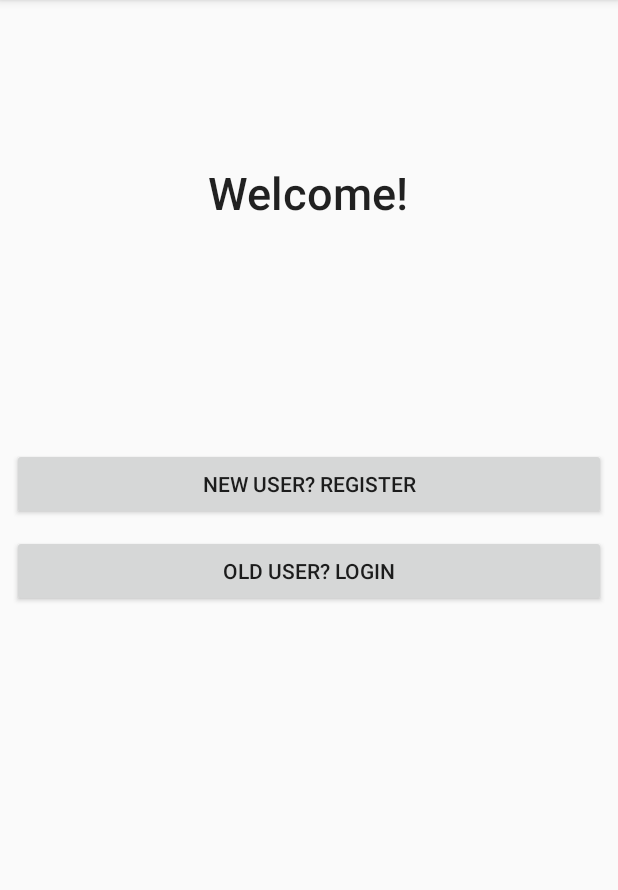
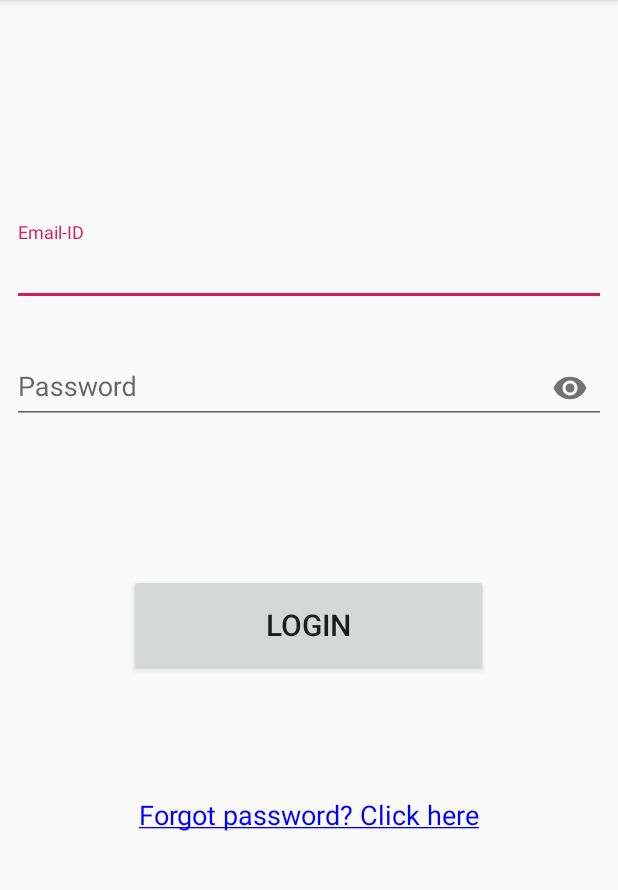
Before and after one commit to AnantaSrikar/E-Summit_Hackathon, an Android app: the screen it shows after launch (MainActivity before the commit, LoginActivity after it), after a tap on "OLD USER? LOGIN", on a phone screen of 412 x 824 dp, the part 84-974 px from its top. Run offline under Robolectric (Android 15) with nearby library versions, the phone set to English and light mode, and no system bars.

Commit message:
Added login activity

```diff
--- a/user_app/app/build.gradle
+++ b/user_app/app/build.gradle
@@ -26,4 +26,5 @@ dependencies {
     testImplementation 'junit:junit:4.12'
     androidTestImplementation 'androidx.test.ext:junit:1.1.0'
     androidTestImplementation 'androidx.test.espresso:espresso-core:3.1.1'
+    implementation 'com.google.android.material:material:1.0.0'
 }
--- a/user_app/app/src/main/AndroidManifest.xml
+++ b/user_app/app/src/main/AndroidManifest.xml
@@ -9,6 +9,7 @@
         android:roundIcon="@mipmap/ic_launcher_round"
         android:supportsRtl="true"
         android:theme="@style/AppTheme">
+        <activity android:name=".LoginActivity"></activity>
         <activity android:name=".MainActivity">
             <intent-filter>
                 <action android:name="android.intent.action.MAIN" />
--- /dev/null
+++ b/user_app/app/src/main/java/com/hackathon/e_summit/srikar/LoginActivity.java
@@ -0,0 +1,37 @@
+package com.hackathon.e_summit.srikar;
+
+import androidx.appcompat.app.AppCompatActivity;
+
+import android.app.ProgressDialog;
+import android.os.Bundle;
+import android.widget.Button;
+import android.widget.TextView;
+
+import com.google.android.material.textfield.TextInputEditText;
+
+public class LoginActivity extends AppCompatActivity {
+
+    private TextInputEditText Email, Password;
+    private Button Login;
+    private ProgressDialog progressDialog;
+    private TextView ForgotPassword;
+
+    @Override
+    protected void onCreate(Bundle savedInstanceState) {
+        super.onCreate(savedInstanceState);
+        setContentView(R.layout.activity_login);
+
+        setupUIV();
+
+
+    }
+
+    private void setupUIV(){
+
+        Email          = findViewById(R.id.LAemail);
+        Password       = findViewById(R.id.LApassword);
+        Login          = findViewById(R.id.LAlogin);
+        ForgotPassword = findViewById(R.id.LAforgotPassword);
+
+    }
+}
--- a/user_app/app/src/main/java/com/hackathon/e_summit/srikar/MainActivity.java
+++ b/user_app/app/src/main/java/com/hackathon/e_summit/srikar/MainActivity.java
@@ -2,9 +2,11 @@ package com.hackathon.e_summit.srikar;
 
 import androidx.appcompat.app.AppCompatActivity;
 
+import android.content.Intent;
 import android.os.Bundle;
 import android.view.View;
 import android.widget.Button;
+import android.widget.Toast;
 
 public class MainActivity extends AppCompatActivity {
 
@@ -20,13 +22,14 @@ public class MainActivity extends AppCompatActivity {
         register.setOnClickListener(new View.OnClickListener() {
             @Override
             public void onClick(View view) {
-
+                //startActivity(new Intent(MainActivity.this, RegistrationActivity.class));
             }
         });
 
         login.setOnClickListener(new View.OnClickListener() {
             @Override
             public void onClick(View view) {
+                startActivity(new Intent(MainActivity.this, LoginActivity.class));
 
             }
         });
--- /dev/null
+++ b/user_app/app/src/main/res/layout/activity_login.xml
@@ -0,0 +1,67 @@
+<?xml version="1.0" encoding="utf-8"?>
+<RelativeLayout xmlns:android="http://schemas.android.com/apk/res/android"
+    xmlns:tools="http://schemas.android.com/tools"
+    android:layout_width="match_parent"
+    android:layout_height="match_parent"
+    xmlns:app="http://schemas.android.com/apk/res-auto"
+    tools:context=".LoginActivity"
+    android:padding="8dp">
+
+    <com.google.android.material.textfield.TextInputLayout
+        android:id="@+id/textInputLayout"
+        android:layout_width="match_parent"
+        android:layout_height="wrap_content"
+        android:layout_alignParentTop="true"
+        android:layout_centerHorizontal="true"
+        android:layout_marginTop="140dp">
+
+        <com.google.android.material.textfield.TextInputEditText
+            android:id="@+id/LAemail"
+            android:layout_width="match_parent"
+            android:layout_height="wrap_content"
+            android:hint="@string/Email_ID"
+            android:inputType="textEmailAddress" />
+    </com.google.android.material.textfield.TextInputLayout>
+
+    <com.google.android.material.textfield.TextInputLayout
+        android:id="@+id/textInputLayout2"
+        android:layout_width="match_parent"
+        android:layout_height="wrap_content"
+        android:layout_centerHorizontal="true"
+        android:layout_below="@+id/textInputLayout"
+        android:layout_marginTop="20dp"
+        app:passwordToggleEnabled="true">
+
+        <com.google.android.material.textfield.TextInputEditText
+            android:id="@+id/LApassword"
+            android:layout_width="match_parent"
+            android:layout_height="wrap_content"
+            android:hint="@string/Password"
+            android:inputType="textPassword" />
+    </com.google.android.material.textfield.TextInputLayout>
+
+    <Button
+        android:id="@+id/LAlogin"
+        android:layout_width="239dp"
+        android:layout_height="68dp"
+        android:text="@string/LogMeIn"
+        android:textSize="20sp"
+        android:layout_centerHorizontal="true"
+        android:layout_below="@+id/textInputLayout2"
+        android:layout_marginTop="100dp"/>
+
+    <TextView
+        android:id="@+id/LAforgotPassword"
+        android:layout_width="wrap_content"
+        android:layout_height="wrap_content"
+        android:text="@string/ForgotPassword"
+        android:textColor="#0000FF"
+        android:textSize="18sp"
+        android:layout_centerHorizontal="true"
+        android:layout_below="@+id/LAlogin"
+        android:layout_marginTop="80dp"
+        />
+
+
+
+</RelativeLayout>
--- a/user_app/app/src/main/res/values/strings.xml
+++ b/user_app/app/src/main/res/values/strings.xml
@@ -4,4 +4,9 @@
     <string name="Register">New User? Register</string>
     <string name="Login">Old User? Login</string>
 
+    <string name="Email_ID">Email-ID</string>
+    <string name="Password">Password</string>
+    <string name="LogMeIn">Login</string>
+    <string name="ForgotPassword"><u>Forgot password? Click here</u></string>
+
 </resources>
```
